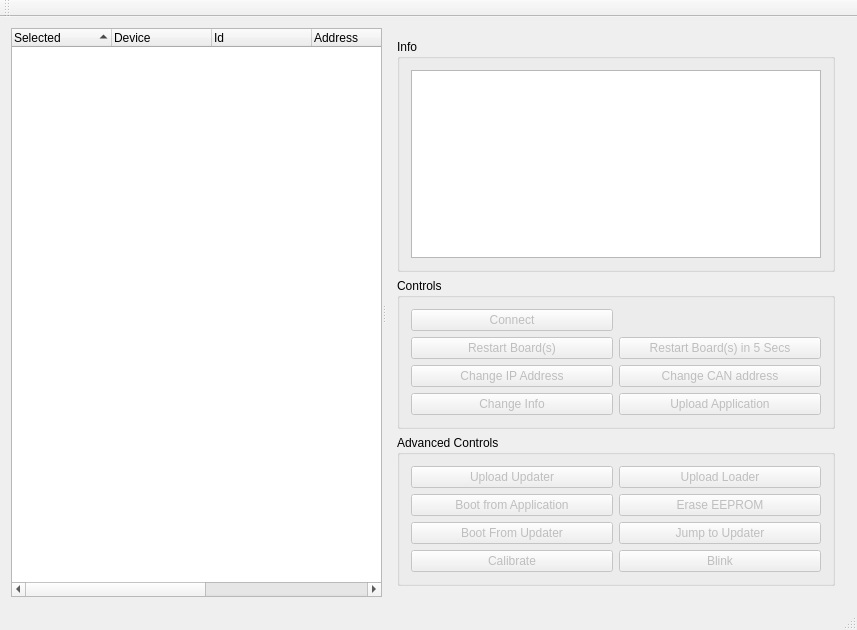
The window that src/tools/FirmwareUpdater/mainwindow.ui (robotology/icub-main) describes before a commit, drawn with Qt 5.
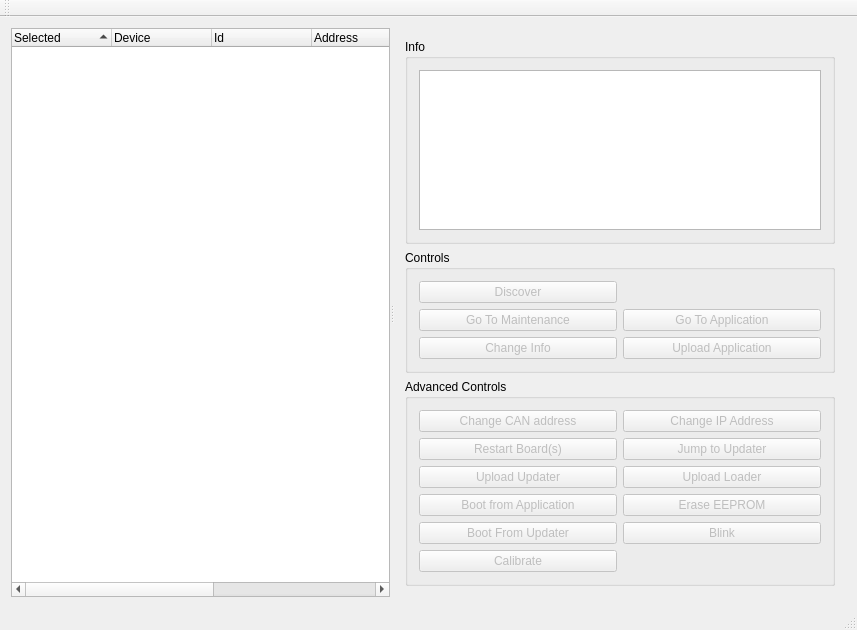
The same window after the commit.

The edit to the form file:
```diff
--- a/src/tools/FirmwareUpdater/mainwindow.ui
+++ b/src/tools/FirmwareUpdater/mainwindow.ui
@@ -93,27 +93,17 @@
               <bool>false</bool>
              </property>
              <property name="text">
-              <string>Connect</string>
-             </property>
-            </widget>
-           </item>
-           <item row="2" column="0">
-            <widget class="QPushButton" name="btnChangeIp">
-             <property name="enabled">
-              <bool>false</bool>
-             </property>
-             <property name="text">
-              <string>Change IP Address</string>
+              <string>Discover</string>
              </property>
             </widget>
            </item>
            <item row="1" column="0">
-            <widget class="QPushButton" name="btnRestart">
+            <widget class="QPushButton" name="btnGoToMaintenance">
              <property name="enabled">
               <bool>false</bool>
              </property>
              <property name="text">
-              <string>Restart Board(s)</string>
+              <string>Go To Maintenance</string>
              </property>
             </widget>
            </item>
@@ -123,21 +113,11 @@
               <bool>false</bool>
              </property>
              <property name="text">
-              <string>Restart Board(s) in 5 Secs</string>
+              <string>Go To Application</string>
              </property>
             </widget>
            </item>
-           <item row="2" column="2">
-            <widget class="QPushButton" name="btnChangeCanAddr">
-             <property name="enabled">
-              <bool>false</bool>
-             </property>
-             <property name="text">
-              <string>Change CAN address</string>
-             </property>
-            </widget>
-           </item>
-           <item row="3" column="0">
+           <item row="2" column="0">
             <widget class="QPushButton" name="btnCahngeInfo">
              <property name="enabled">
               <bool>false</bool>
@@ -147,7 +127,7 @@
              </property>
             </widget>
            </item>
-           <item row="3" column="2">
+           <item row="2" column="2">
             <widget class="QPushButton" name="btnUploadApp">
              <property name="enabled">
               <bool>false</bool>
@@ -166,7 +146,7 @@
            <string>Advanced Controls</string>
           </property>
           <layout class="QGridLayout" name="gridLayout_2">
-           <item row="0" column="0">
+           <item row="2" column="0">
             <widget class="QPushButton" name="btnUploadUpdater">
              <property name="enabled">
               <bool>false</bool>
@@ -176,7 +156,7 @@
              </property>
             </widget>
            </item>
-           <item row="0" column="1">
+           <item row="2" column="1">
             <widget class="QPushButton" name="btnUploadLoader">
              <property name="enabled">
               <bool>false</bool>
@@ -186,7 +166,7 @@
              </property>
             </widget>
            </item>
-           <item row="1" column="0">
+           <item row="3" column="0">
             <widget class="QPushButton" name="btnBootApp">
              <property name="enabled">
               <bool>false</bool>
@@ -196,7 +176,7 @@
              </property>
             </widget>
            </item>
-           <item row="1" column="1">
+           <item row="3" column="1">
             <widget class="QPushButton" name="btnEraseEeprom">
              <property name="enabled">
               <bool>false</bool>
@@ -206,7 +186,7 @@
              </property>
             </widget>
            </item>
-           <item row="2" column="0">
+           <item row="4" column="0">
             <widget class="QPushButton" name="btnBootUpdater">
              <property name="enabled">
               <bool>false</bool>
@@ -216,17 +196,7 @@
              </property>
             </widget>
            </item>
-           <item row="2" column="1">
-            <widget class="QPushButton" name="btnJumpUpdater">
-             <property name="enabled">
-              <bool>false</bool>
-             </property>
-             <property name="text">
-              <string>Jump to Updater</string>
-             </property>
-            </widget>
-           </item>
-           <item row="3" column="0">
+           <item row="5" column="0">
             <widget class="QPushButton" name="btnCalibrate">
              <property name="enabled">
               <bool>false</bool>
@@ -236,7 +206,47 @@
              </property>
             </widget>
            </item>
-           <item row="3" column="1">
+           <item row="0" column="0">
+            <widget class="QPushButton" name="btnChangeCanAddr">
+             <property name="enabled">
+              <bool>false</bool>
+             </property>
+             <property name="text">
+              <string>Change CAN address</string>
+             </property>
+            </widget>
+           </item>
+           <item row="0" column="1">
+            <widget class="QPushButton" name="btnChangeIp">
+             <property name="enabled">
+              <bool>false</bool>
+             </property>
+             <property name="text">
+              <string>Change IP Address</string>
+             </property>
+            </widget>
+           </item>
+           <item row="1" column="0">
+            <widget class="QPushButton" name="btnRestart">
+             <property name="enabled">
+              <bool>false</bool>
+             </property>
+             <property name="text">
+              <string>Restart Board(s)</string>
+             </property>
+            </widget>
+           </item>
+           <item row="1" column="1">
+            <widget class="QPushButton" name="btnJumpUpdater">
+             <property name="enabled">
+              <bool>false</bool>
+             </property>
+             <property name="text">
+              <string>Jump to Updater</string>
+             </property>
+            </widget>
+           </item>
+           <item row="4" column="1">
             <widget class="QPushButton" name="btnBlink">
              <property name="enabled">
               <bool>false</bool>
```
Left out of the diff: 2 changed lines with no effect on the pictures.
